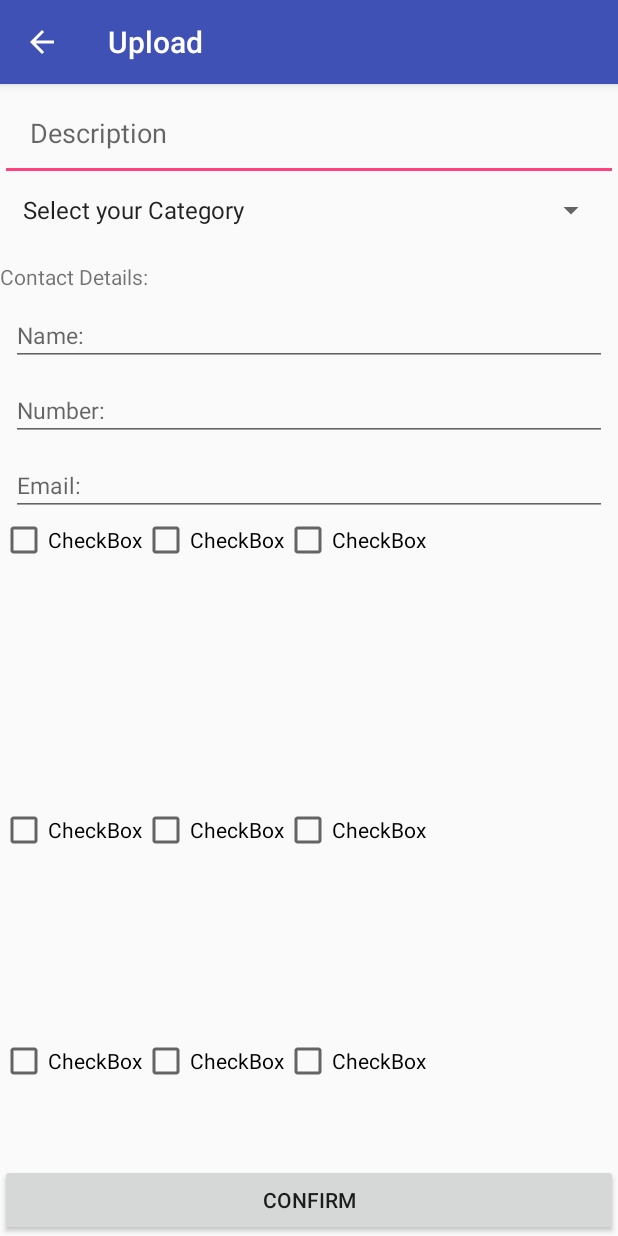
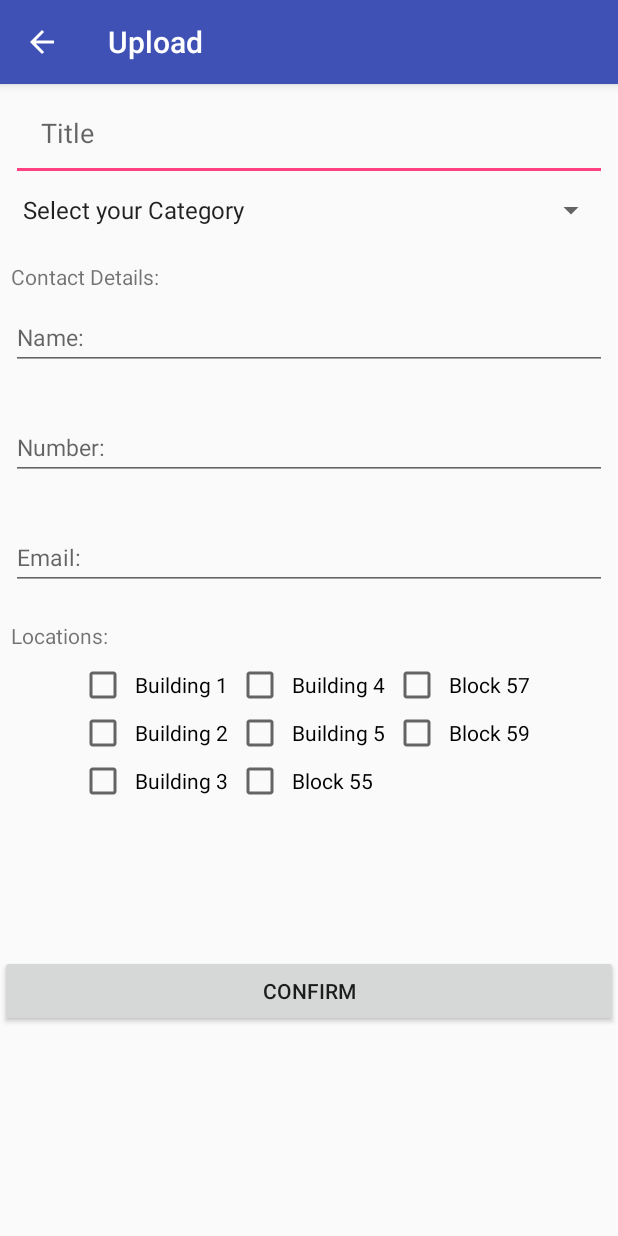
Before and after one commit to SarthakG16/50001_1D, an Android app: the UploadActivity screen opened directly, with no data from a screen before it, on a phone screen of 412 x 824 dp. Run offline under Robolectric (Android 15) with nearby library versions, the phone set to English and light mode, and no system bars.

Commit message:
Enabled ScrollView, errors on empty input

```diff
--- a/SmartMirrorApp/app/src/main/java/com/example/sarth/smartmirrorapp/UploadActivity.java
+++ b/SmartMirrorApp/app/src/main/java/com/example/sarth/smartmirrorapp/UploadActivity.java
@@ -1,12 +1,18 @@
 package com.example.sarth.smartmirrorapp;
 
+import android.content.Intent;
 import android.os.Bundle;
+import android.support.design.widget.TextInputLayout;
 import android.support.v7.app.AppCompatActivity;
 import android.util.Log;
 import android.view.View;
 import android.widget.AdapterView;
 import android.widget.ArrayAdapter;
+import android.widget.Button;
+import android.widget.CheckBox;
+import android.widget.EditText;
 import android.widget.Spinner;
+import android.widget.Toast;
 
 import java.util.ArrayList;
 import java.util.Arrays;
@@ -15,16 +21,51 @@ import java.util.List;
 public class UploadActivity extends AppCompatActivity{
 
     private Spinner spinner_categories;
+    private EditText titleInput;
+    private CheckBox location_1;
+    private CheckBox location_2;
+    private CheckBox location_3;
+    private CheckBox location_4;
+    private CheckBox location_5;
+    private CheckBox location_6;
+    private CheckBox location_7;
+    private CheckBox location_8;
+    private TextInputLayout contact_name;
+    private TextInputLayout contact_number;
+    private TextInputLayout contact_email;
+    private Button upload_button;
+
+    private String category;
+    private String locations_checked ="";
+    private String title;
+
     private final static String TAG = "Logcat";
 
     @Override
     protected void onCreate(final Bundle savedInstanceState) {
         super.onCreate(savedInstanceState);
         setContentView(R.layout.activity_upload);
+        //Instantiating all the widgets
+        spinner_categories = findViewById(R.id.spinner_categories);
+        titleInput =findViewById(R.id.upload_title);
+        location_1 = findViewById(R.id.upload_building_1);
+        location_2 = findViewById(R.id.upload_building_2);
+        location_3 = findViewById(R.id.upload_building_3);
+        location_4 = findViewById(R.id.upload_building_4);
+        location_5 = findViewById(R.id.upload_building_5);
+        location_6 = findViewById(R.id.upload_building_6);
+        location_7 = findViewById(R.id.upload_building_7);
+        location_8 = findViewById(R.id.upload_building_8);
 
-        Log.i(TAG,"Uploading");
+        final CheckBox[] locations_arr = {location_1,location_2,location_3,location_4,location_5,location_6,location_7,location_8};
+        final List<CheckBox> locatons_lst = new ArrayList<>(Arrays.asList(locations_arr));
 
-        spinner_categories = findViewById(R.id.spinner_categories);
+        contact_name = findViewById(R.id.upload_contact_name);
+        contact_number = findViewById(R.id.upload_contact_number);
+        contact_email = findViewById(R.id.upload_contact_email);
+        upload_button= findViewById(R.id.upload_confirm_button);
+
+        //Spinner for categories begin
         String[] cat = {"Select your Category","Food","Announcement","Workshop","Welfare","Talks/Seminar","Others"};
 
         List<String> categories =  new ArrayList<>(Arrays.asList(cat));
@@ -34,6 +75,83 @@ public class UploadActivity extends AppCompatActivity{
         adapter_categories.setDropDownViewResource(android.R.layout.simple_spinner_dropdown_item);
         spinner_categories.setAdapter(adapter_categories);
 
+        category = spinner_categories.getSelectedItem().toString();
+        //Spinner for categories begin
+
+        upload_button.setOnClickListener(new View.OnClickListener() {
+            @Override
+            public void onClick(View v) {
+                boolean terminate = true;
+
+                boolean name_correct = validate(contact_name);
+                boolean number_correct =validate(contact_number);
+                boolean email_correct = validate(contact_email);
+
+                category = spinner_categories.getSelectedItem().toString();
+                title = titleInput.getText().toString();
+                if(title.equals("")) { //If no title is specified
+                    Toast.makeText(UploadActivity.this, "Please Specify a Title.", Toast.LENGTH_LONG).show();
+                    return;
+                }
+
+                if (category.equals("Select your Category")) {
+                    Toast.makeText(UploadActivity.this, "Please Choose a Category.", Toast.LENGTH_LONG).show();
+                    return;
+                }
+
+                if(!name_correct){
+                    Toast.makeText(UploadActivity.this,"Please enter your name",Toast.LENGTH_LONG).show();
+                    return;
+                }
+                if(!number_correct){
+                    Toast.makeText(UploadActivity.this,"Please enter your number",Toast.LENGTH_LONG).show();
+                    return;
+                }
+                if(!email_correct){
+                    Toast.makeText(UploadActivity.this,"Please enter your email",Toast.LENGTH_LONG).show();
+                    return;
+                }
+                for (CheckBox c : locatons_lst) {
+                    if (c.isChecked()) {
+                        terminate = false;
+                        break;
+                    }
+                }
+
+                if(terminate) { // If no checkboxes are clicked
+                    Toast.makeText(UploadActivity.this, "Please choose at least one location.", Toast.LENGTH_LONG).show();
+                    return;
+                }
+
+                for (CheckBox c : locatons_lst) {
+                    if (c.isChecked()) {
+                        if(locations_checked.equals("")) {
+                            locations_checked += c.getText();
+                        } else {
+                            if(!locations_checked.contains(c.getText())) {
+                                locations_checked += ", " + c.getText();
+                            }
+                        }
+                    }
+                }
+
+                Toast.makeText(UploadActivity.this, locations_checked, Toast.LENGTH_LONG).show();
+            }
+        });
+
+
 
     }
+
+    private boolean validate(TextInputLayout check) {
+        String emailInput = check.getEditText().getText().toString().trim();
+
+        if (emailInput.isEmpty()) {
+            check.setError("Field can't be empty");
+            return false;
+        } else {
+            check.setError(null);
+            return true;
+        }
+    }
 }
--- a/SmartMirrorApp/app/src/main/res/layout/activity_upload.xml
+++ b/SmartMirrorApp/app/src/main/res/layout/activity_upload.xml
@@ -1,36 +1,45 @@
 <?xml version="1.0" encoding="utf-8"?>
+<ScrollView
+    android:id="@+id/scrollView"
+    xmlns:android="http://schemas.android.com/apk/res/android"
+    xmlns:app="http://schemas.android.com/apk/res-auto"
+    xmlns:tools="http://schemas.android.com/tools"
+    android:layout_width="match_parent"
+    android:layout_height="match_parent">
 <RelativeLayout
     xmlns:android="http://schemas.android.com/apk/res/android"
     xmlns:app="http://schemas.android.com/apk/res-auto"
     xmlns:tools="http://schemas.android.com/tools"
     android:layout_width="match_parent"
-    android:layout_height="match_parent"
+    android:layout_height="wrap_content"
     tools:context=".UploadActivity"
     >
 
 
     <EditText
-        android:id="@+id/upload_description"
+        android:id="@+id/upload_title"
         android:layout_width="match_parent"
         android:layout_height="wrap_content"
-        android:hint="@string/description"
+        android:hint="@string/title"
+        android:layout_marginLeft="7dp"
+        android:layout_marginRight="7dp"
         android:padding="20dp"
-        android:inputType="textMultiLine" />
+        android:inputType="text" />
 
     <Spinner
         android:layout_margin="7dp"
         android:id="@+id/spinner_categories"
         android:layout_width="match_parent"
         android:layout_height="wrap_content"
-
-        android:layout_below="@+id/upload_description"/>
+        android:layout_below="@+id/upload_title"/>
 
     <TextView
+        android:id="@+id/upload_contact"
         android:paddingTop="15dp"
-        android:id="@+id/upload_contact"
+        android:layout_marginLeft="7dp"
         android:layout_width="match_parent"
         android:layout_height="wrap_content"
-        android:text="Contact Details: "
+        android:text="@string/contact_details"
         android:layout_below="@+id/spinner_categories"/>
 
     <android.support.design.widget.TextInputLayout
@@ -38,7 +47,7 @@
         android:layout_marginRight="7dp"
         android:id="@+id/upload_contact_name"
         android:layout_width="match_parent"
-        android:layout_height="50dp"
+        android:layout_height="wrap_content"
         app:errorEnabled="true"
         android:layout_below="@+id/upload_contact">
 
@@ -56,7 +65,7 @@
         android:layout_marginRight="7dp"
         android:id="@+id/upload_contact_number"
         android:layout_width="match_parent"
-        android:layout_height="50dp"
+        android:layout_height="wrap_content"
         app:errorEnabled="true"
         android:layout_below="@+id/upload_contact_name">
 
@@ -72,10 +81,9 @@
     <android.support.design.widget.TextInputLayout
         android:id="@+id/upload_contact_email"
         android:layout_width="match_parent"
-        android:layout_height="50dp"
+        android:layout_height="wrap_content"
         android:layout_below="@+id/upload_contact_number"
         android:layout_marginLeft="7dp"
-
         android:layout_marginRight="7dp"
         app:errorEnabled="true">
 
@@ -89,109 +97,103 @@
     </android.support.design.widget.TextInputLayout>
 
     <Button
-
+        android:id="@+id/upload_confirm_button"
         android:layout_width="match_parent"
         android:layout_height="wrap_content"
-        android:text="Confirm"
-        android:layout_alignParentBottom="true"
-        android:layout_centerHorizontal="true"/>
+        android:layout_below="@+id/upload_grid"
+        android:layout_marginTop="100dp"
+        android:text="@string/confirm" />
+
+    <TextView
+        android:id="@+id/upload_locations"
+        android:layout_marginLeft="7dp"
+        android:layout_width="wrap_content"
+        android:layout_height="wrap_content"
+        android:text="@string/locations"
+        android:layout_below="@+id/upload_contact_email"
+        android:layout_marginStart="7dp" />
+
 
     <GridLayout
-        android:layout_width="match_parent"
+        android:id="@+id/upload_grid"
+        android:layout_width="wrap_content"
         android:layout_height="wrap_content"
-        android:layout_alignParentStart="true"
-        android:layout_below="@+id/upload_contact_email"
-        android:layout_alignParentLeft="true"
+        android:layout_below="@+id/upload_locations"
+        android:layout_centerHorizontal="true"
+        android:paddingTop="7dp"
         android:columnCount="3"
-        android:rowCount="4">
+        android:rowCount="3">
 
         <CheckBox
-            android:id="@+id/checkBox"
+            android:id="@+id/upload_building_1"
+            android:padding="5dp"
             android:layout_width="wrap_content"
             android:layout_height="wrap_content"
-            android:layout_alignParentBottom="true"
-            android:layout_alignParentLeft="true"
-            android:layout_alignParentStart="true"
-            android:layout_marginBottom="161dp"
-            android:text="CheckBox" />
+            android:layout_column="0"
+            android:layout_row="0"
+            android:text="@string/building_1" />
 
         <CheckBox
-            android:id="@+id/checkBox2"
+            android:id="@+id/upload_building_2"
+            android:padding="5dp"
             android:layout_width="wrap_content"
             android:layout_height="wrap_content"
-            android:layout_alignTop="@+id/checkBox"
-            android:layout_toEndOf="@+id/checkBox"
-            android:layout_toRightOf="@+id/checkBox"
-            android:text="CheckBox" />
+            android:layout_column="0"
+            android:layout_row="1"
+            android:text="@string/building_2" />
 
         <CheckBox
-            android:id="@+id/checkBox3"
+            android:id="@+id/upload_building_3"
+            android:padding="5dp"
             android:layout_width="wrap_content"
             android:layout_height="wrap_content"
-            android:layout_alignTop="@+id/checkBox"
-            android:layout_toEndOf="@+id/checkBox2"
-            android:layout_toRightOf="@+id/checkBox2"
-            android:text="CheckBox" />
+            android:layout_column="0"
+            android:layout_row="2"
+            android:text="@string/building_3" />
 
         <CheckBox
-            android:id="@+id/checkBox4"
+            android:id="@+id/upload_building_4"
+            android:padding="5dp"
             android:layout_width="wrap_content"
             android:layout_height="wrap_content"
-            android:layout_alignParentBottom="true"
-            android:layout_alignParentLeft="true"
-            android:layout_alignParentStart="true"
-            android:layout_marginBottom="122dp"
-            android:text="CheckBox" />
+            android:layout_column="1"
+            android:layout_row="0"
+            android:text="@string/building_4" />
 
         <CheckBox
-            android:id="@+id/checkBox5"
+            android:id="@+id/upload_building_5"
+            android:padding="5dp"
             android:layout_width="wrap_content"
             android:layout_height="wrap_content"
-            android:layout_alignTop="@+id/checkBox4"
-            android:layout_toEndOf="@+id/checkBox4"
-            android:layout_toRightOf="@+id/checkBox4"
-            android:text="CheckBox" />
-
+            android:layout_column="1"
+            android:layout_row="1"
+            android:text="@string/building_5"/>
         <CheckBox
-            android:id="@+id/checkBox6"
+            android:id="@+id/upload_building_6"
+            android:padding="5dp"
             android:layout_width="wrap_content"
             android:layout_height="wrap_content"
-            android:layout_alignParentEnd="true"
-            android:layout_alignParentRight="true"
-            android:layout_alignTop="@+id/checkBox4"
-            android:text="CheckBox" />
-
+            android:layout_column="1"
+            android:layout_row="2"
+            android:text="@string/building_6"/>
         <CheckBox
-            android:id="@+id/checkBox7"
+            android:id="@+id/upload_building_7"
+            android:padding="5dp"
             android:layout_width="wrap_content"
             android:layout_height="wrap_content"
-            android:layout_alignTop="@+id/checkBox4"
-            android:layout_toEndOf="@+id/checkBox5"
-            android:layout_toRightOf="@+id/checkBox5"
-            android:text="CheckBox" />
-
+            android:layout_column="2"
+            android:layout_row="0"
+            android:text="@string/building_7"/>
         <CheckBox
-            android:id="@+id/checkBox8"
+            android:id="@+id/upload_building_8"
+            android:padding="5dp"
             android:layout_width="wrap_content"
             android:layout_height="wrap_content"
-            android:layout_alignParentEnd="true"
-            android:layout_alignParentRight="true"
-            android:layout_alignTop="@+id/checkBox"
-            android:text="CheckBox" />
-
-        <CheckBox
-            android:id="@+id/checkBox9"
-            android:layout_width="wrap_content"
-            android:layout_height="wrap_content"
-            android:layout_alignTop="@+id/checkBox4"
-            android:layout_toEndOf="@+id/checkBox2"
-            android:layout_toRightOf="@+id/checkBox2"
-            android:text="CheckBox" />
-
+            android:layout_column="2"
+            android:layout_row="1"
+            android:text="@string/building_8" />
 
     </GridLayout>
 
-
-
-
 </RelativeLayout>
+</ScrollView>
--- a/SmartMirrorApp/app/src/main/res/values/strings.xml
+++ b/SmartMirrorApp/app/src/main/res/values/strings.xml
@@ -1,9 +1,21 @@
 <resources>
     <string name="app_name">SmartMirrorApp</string>
     <string name="action_settings">Settings</string>
-    <string name="description">Description</string>
+    <string name="title">Title</string>
     <string name="category">Category</string>
     <string name="name">Name:</string>
     <string name="number">Number:</string>
     <string name="email">Email:</string>
+    <string name="contact_details">Contact Details: </string>
+    <string name="confirm">Confirm</string>
+    <string name="locations">Locations: </string>
+    <string name="building_1">Building 1</string>
+    <string name="building_2">Building 2</string>
+    <string name="building_3">Building 3</string>
+    <string name="building_4">Building 4</string>
+    <string name="building_5">Building 5</string>
+    <string name="building_6">Block 55</string>
+    <string name="building_7">Block 57</string>
+    <string name="building_8">Block 59</string>
+
 </resources>
```
